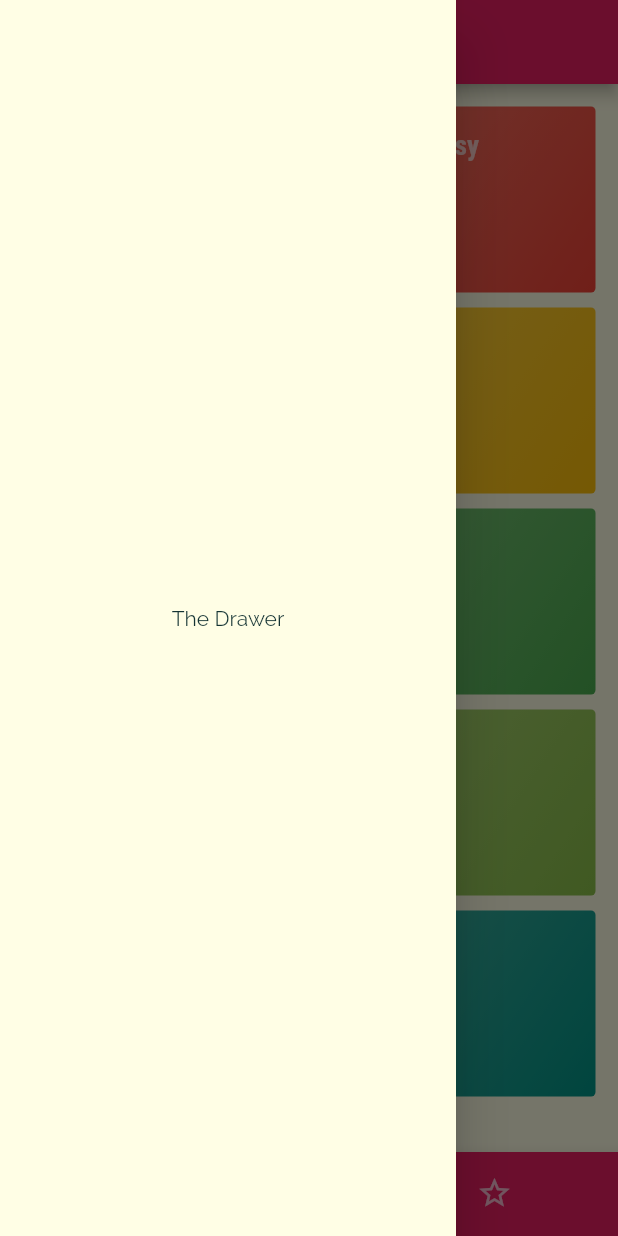
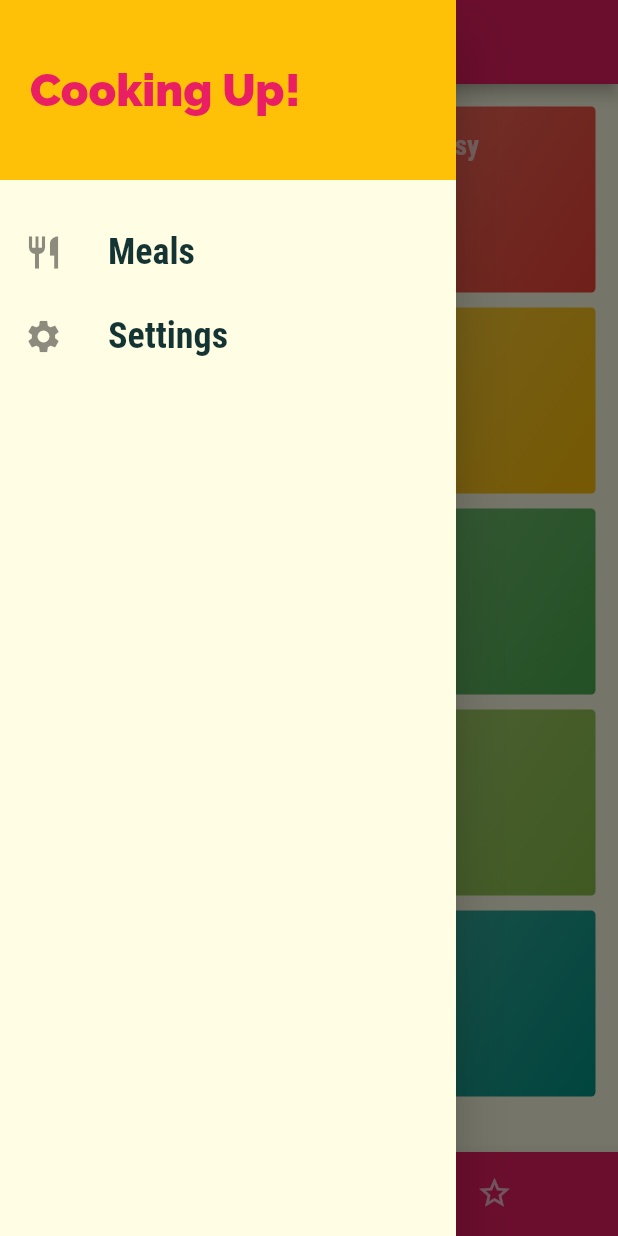
Before and after one commit to Russkazkin/flutter_meals_app, a Flutter app: the screen it shows after launch, with the side drawer open, on a phone screen of 412 x 824 dp. Run offline on Flutter 3.47's test engine with Material 2 defaults, Android fonts, the phone set to English and light mode, and no system bars.

Commit message:
Add MainDrawer widget

```diff
--- a/lib/screens/tabs.dart
+++ b/lib/screens/tabs.dart
@@ -1,4 +1,5 @@
 import 'package:flutter/material.dart';
+import '../widgets/drawers/main_drawer.dart';
 
 import './favorites.dart';
 import './categories.dart';
@@ -28,7 +29,7 @@ class _TabsState extends State<Tabs> {
       appBar: AppBar(
         title: Text(_screens[_selectedScreenIndex]['title']),
       ),
-      drawer: Drawer(child: Center(child: Text('The Drawer'),),),
+      drawer: MainDrawer(),
       body: _screens[_selectedScreenIndex]['page'],
       bottomNavigationBar: BottomNavigationBar(
         onTap: _selectPage,
--- /dev/null
+++ b/lib/widgets/drawers/main_drawer.dart
@@ -0,0 +1,65 @@
+import 'package:flutter/material.dart';
+
+class MainDrawer extends StatelessWidget {
+  @override
+  Widget build(BuildContext context) {
+    return Drawer(
+      child: Column(
+        children: [
+          Container(
+            height: 120,
+            width: double.infinity,
+            padding: EdgeInsets.all(20),
+            alignment: Alignment.centerLeft,
+            color: Theme.of(context).accentColor,
+            child: Text(
+              'Cooking Up!',
+              style: TextStyle(
+                fontWeight: FontWeight.w900,
+                fontSize: 30,
+                color: Theme.of(context).primaryColor,
+              ),
+            ),
+          ),
+          SizedBox(
+            height: 20,
+          ),
+          ListTile(
+            leading: Icon(
+              Icons.restaurant,
+              size: 26,
+            ),
+            title: Text(
+              'Meals',
+              style: TextStyle(
+                fontFamily: 'RobotoCondensed',
+                fontSize: 24,
+                fontWeight: FontWeight.bold,
+              ),
+            ),
+            onTap: () {
+
+            },
+          ),
+          ListTile(
+            leading: Icon(
+              Icons.settings,
+              size: 26,
+            ),
+            title: Text(
+              'Settings',
+              style: TextStyle(
+                fontFamily: 'RobotoCondensed',
+                fontSize: 24,
+                fontWeight: FontWeight.bold,
+              ),
+            ),
+            onTap: () {
+
+            },
+          ),
+        ],
+      ),
+    );
+  }
+}
```
